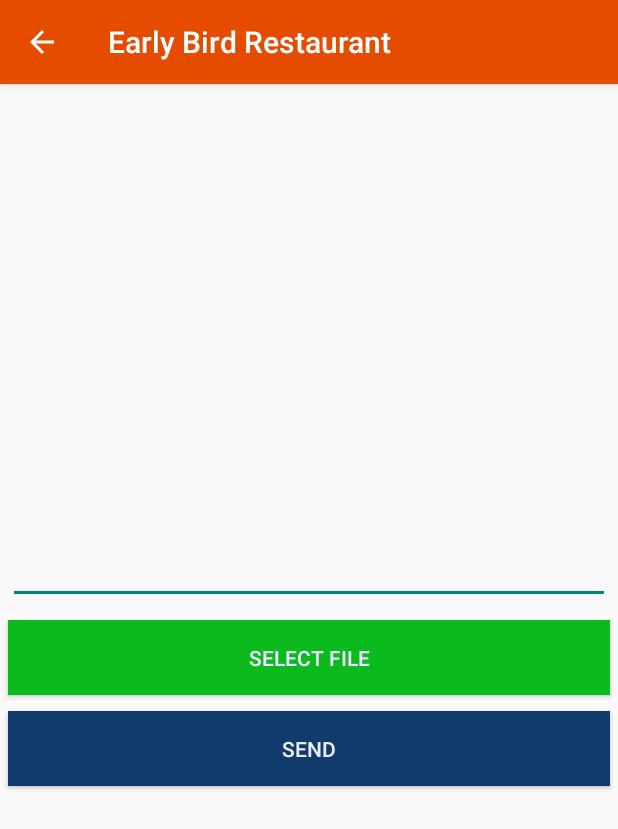
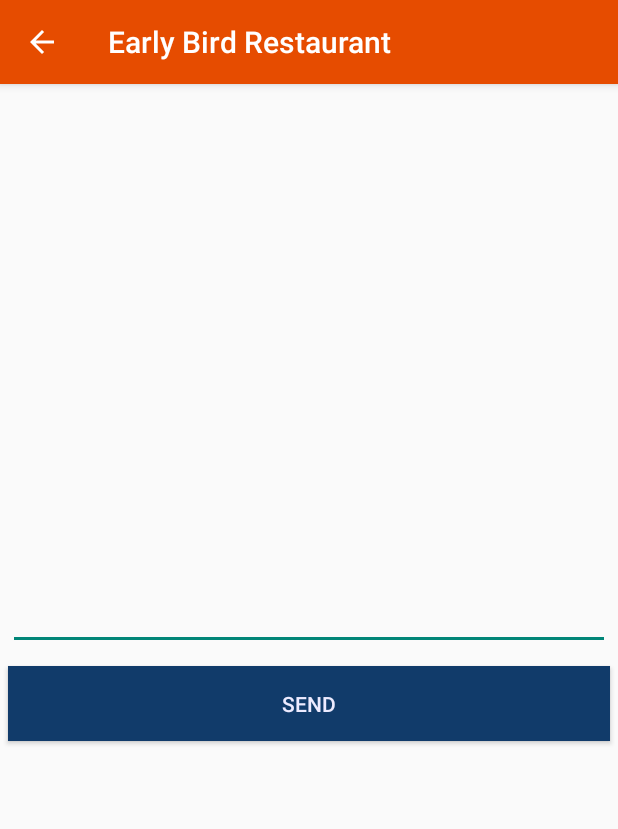
Before and after one commit to Early-Bird-Two-Touch-Point-of-Sale/SylvanCombinedUI, an Android app: the BluetoothActivity screen opened directly, with no data from a screen before it, on a phone screen of 412 x 824 dp. Shown: the top 829 px of the screen. Run offline under Robolectric (Android 15) with nearby library versions, the phone set to English and light mode, and no system bars.

Commit message:
Refactored Broken Code in BluetoothActivity.java so that file name can be hardcoded if necessary or set to empty for demonstration purposes.

```diff
--- a/app/src/main/res/layout/activity_bluetooth.xml
+++ b/app/src/main/res/layout/activity_bluetooth.xml
@@ -16,19 +16,6 @@
         android:theme="@android:style/Animation.Translucent"
         android:padding="15dp"
         android:layout_margin="5dp" />
-
-    <Button
-        android:id="@+id/OpenDialog"
-        android:layout_width="fill_parent"
-        android:layout_height="wrap_content"
-        android:layout_below="@+id/FilePath"
-        android:layout_alignParentEnd="true"
-        android:layout_alignParentRight="true"
-        android:text="Select File"
-        android:padding="15dp"
-        android:layout_margin="5dp"
-        android:textColor="#edebff"
-        android:background="#0bba1c" />
 
     <Button
         android:id="@+id/sendBtooth"
```
Also changed, not shown: app/src/main/java/com/example/sylvancombinedui/BluetoothActivity.java (+67 -102 lines).
